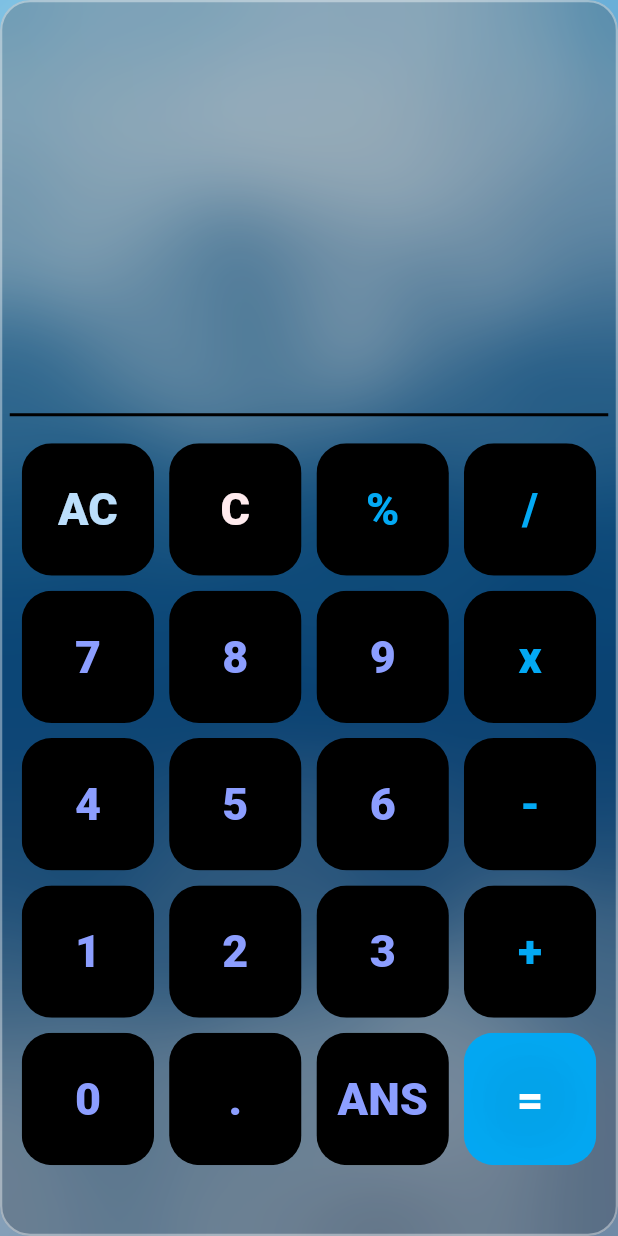
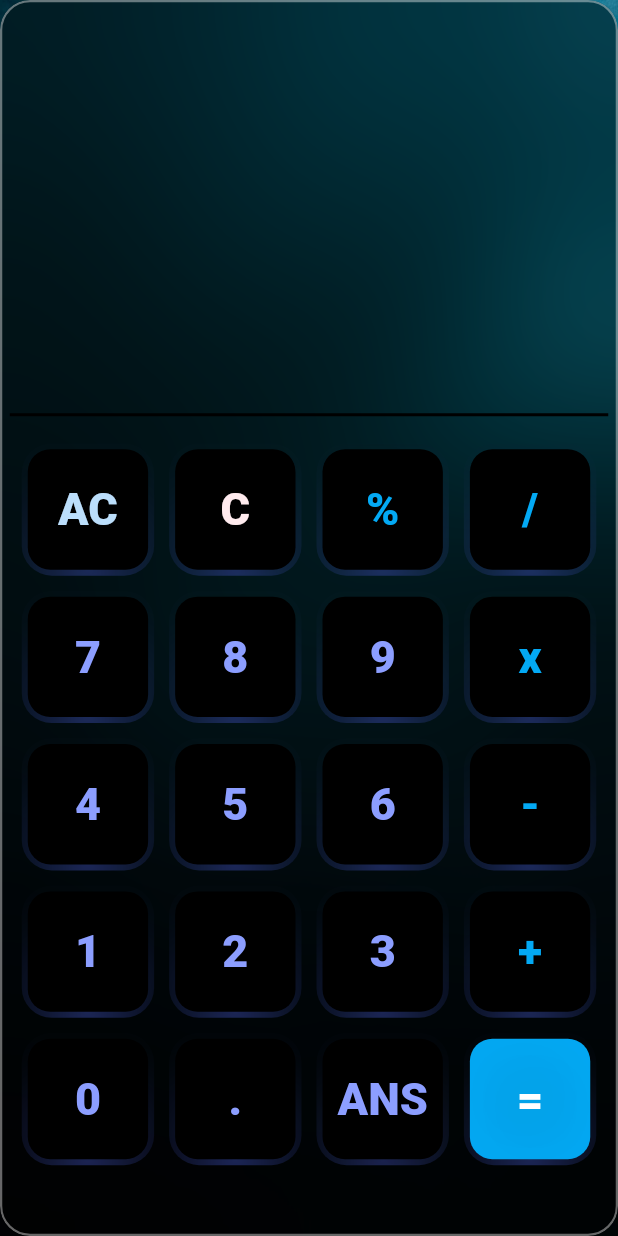
Before and after one commit to A0nik03/Uical-flutter, a Flutter app: the screen it shows after launch, on a phone screen of 412 x 824 dp. Run offline on Flutter 3.47's test engine with Material 2 defaults, Android fonts, the phone set to English and light mode, and no system bars; our stand-ins replace math_expressions.

Commit message:
Fifth Commit

```diff
--- a/lib/buttons.dart
+++ b/lib/buttons.dart
@@ -21,7 +21,12 @@ class MyButton extends StatelessWidget {
         padding: const EdgeInsets.all(5.0),
         child: ClipRRect(
           borderRadius: BorderRadius.circular(20),
-          child: Container(
+          child: Card(
+            shadowColor: Colors.indigoAccent,
+            shape: RoundedRectangleBorder(
+              borderRadius: BorderRadius.circular(15),
+            ),
+            elevation: 20,
             color: color,
             child: Center(
               child: Text(
@@ -29,11 +34,12 @@ class MyButton extends StatelessWidget {
                 style: TextStyle(
                     color: textColor,
                     fontWeight: FontWeight.w900,
-                    fontSize: 30, shadows: const[
+                    fontSize: 30,
+                    shadows: const [
                       BoxShadow(
                         color: Colors.black,
                         offset: Offset(4.0, 4.0),
-                    spreadRadius: 10,
+                        spreadRadius: 20,
                         blurRadius: 70,
                       ),
                       BoxShadow(
--- a/lib/home_page.dart
+++ b/lib/home_page.dart
@@ -49,7 +49,7 @@ class _WelcomeState extends State<Welcome> {
             width: double.infinity,
             height: double.infinity,
             child: Image.asset(
-              "assets/5.png",
+              "assets/6.jpg",
               fit: BoxFit.cover,
             ),
           ),
@@ -57,8 +57,8 @@ class _WelcomeState extends State<Welcome> {
             child: Glassmorphism(
                 height: size.height,
                 width: size.width,
-                blur: 25,
-                opacity: 0.2,
+                blur: 50,
+                opacity: 0.4,
                 radius: 20,
                 child: Column(
                   children: <Widget>[
@@ -76,8 +76,8 @@ class _WelcomeState extends State<Welcome> {
                               child: Text(
                                 input,
                                 style: TextStyle(
-                                    fontSize: 40,
-                                    color: Colors.indigoAccent.shade400,),
+                                    fontSize: 35,
+                                    color: Colors.indigoAccent.shade100,),
                               ),
                             ),
                             const SizedBox(height: 8),
```
Also changed, not shown: assets/6.jpg (added). Lines whose indentation alone changed are shown as unchanged.
